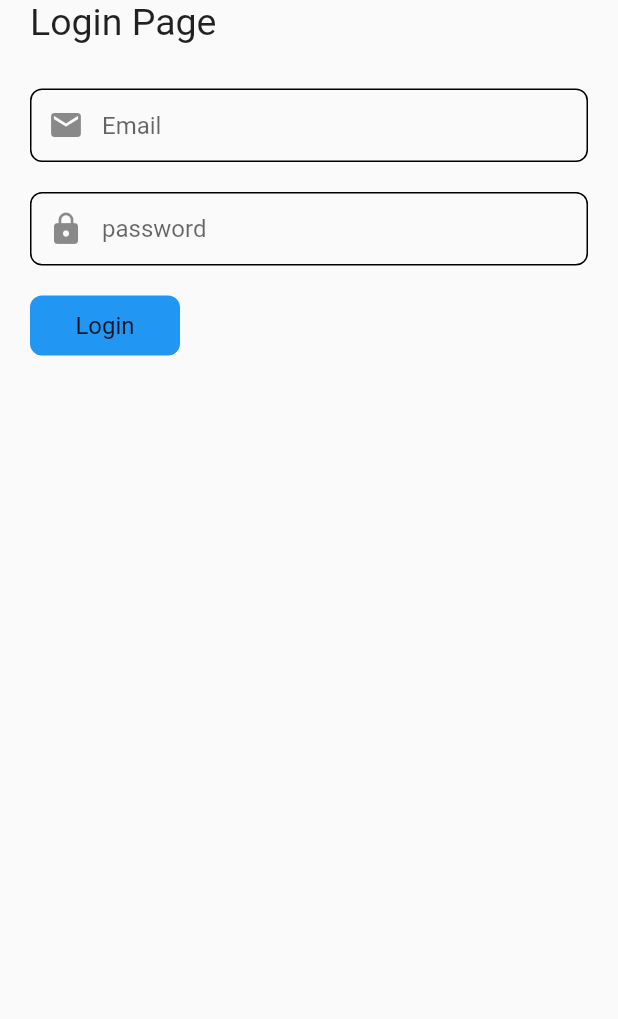
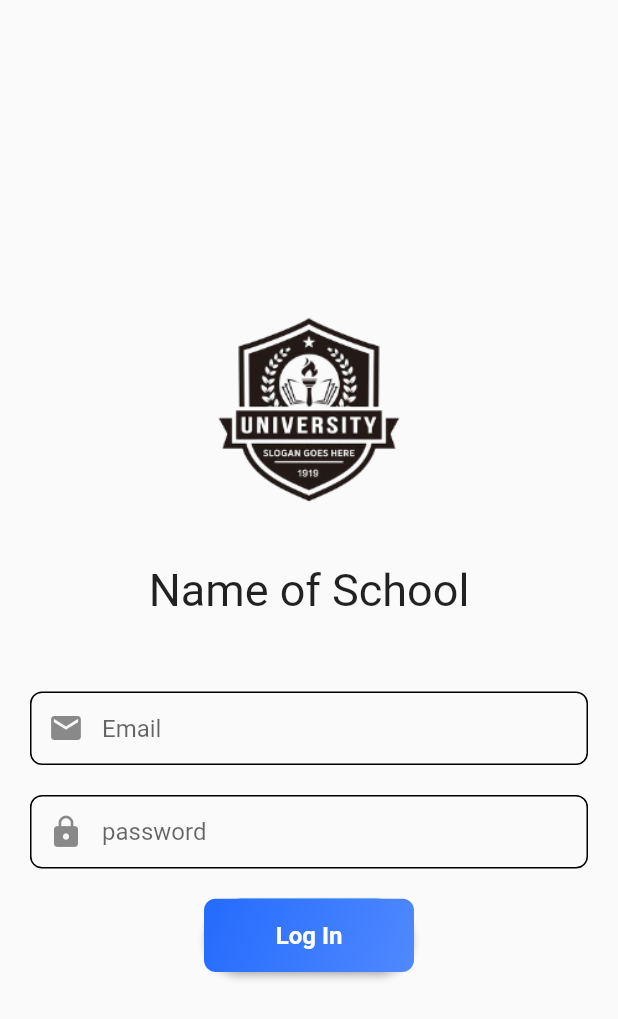
Before and after one commit to Yishak123-sol/school-app, a Flutter app: the LoginScreen screen opened by its route, on a phone screen of 412 x 824 dp. Shown: the top 1019 px of the screen. Run offline on Flutter 3.47's test engine with Material 2 defaults, Android fonts, the phone set to English and light mode, and no system bars; our stand-ins replace introduction_screen; Roboto replaces fonts that are missing (Poppins).

Commit message:
'loginpage'

```diff
--- a/lib/Pages/loginPage.dart
+++ /dev/null
@@ -1,67 +0,0 @@
-import '../util/widgets.dart';
-import 'package:flutter/material.dart';
-
-class LoginScreen extends StatefulWidget {
-  const LoginScreen({super.key});
-
-  @override
-  State<LoginScreen> createState() => _LoginScreenState();
-}
-
-class _LoginScreenState extends State<LoginScreen> {
-  @override
-  Widget build(BuildContext context) {
-    TextEditingController emailController = TextEditingController();
-    TextEditingController passwordController = TextEditingController();
-
-    return SafeArea(
-      child: Scaffold(
-        body: SingleChildScrollView(
-          child: Padding(
-            padding: const EdgeInsets.symmetric(horizontal: 20),
-            child: Column(
-              crossAxisAlignment: CrossAxisAlignment.start,
-              mainAxisAlignment: MainAxisAlignment.center,
-              children: [
-                const Text(
-                  'Login Page',
-                  style: TextStyle(fontSize: 25),
-                ),
-                const SizedBox(
-                  height: 30,
-                ),
-                InputTextField(
-                    hintText: 'Email',
-                    icon: const Icon(Icons.email),
-                    textController: emailController),
-                const SizedBox(
-                  height: 20,
-                ),
-                InputTextField(
-                    hintText: 'password',
-                    icon: const Icon(Icons.lock),
-                    textController: passwordController),
-                const SizedBox(
-                  height: 20,
-                ),
-                Container(
-                  decoration: const BoxDecoration(
-                      color: Colors.blue,
-                      borderRadius: BorderRadius.all(Radius.circular(8))),
-                  height: 40,
-                  width: 100,
-                  child: const Center(
-                    child: Text(
-                      'Login',
-                      style: TextStyle(fontSize: 16),
-                    ),
-                  ),
-                )
-              ],
-            ),
-          ),
-        ),
-      ),
-    );
-  }
-}
--- /dev/null
+++ b/lib/Pages/login_page.dart
@@ -0,0 +1,108 @@
+import '../util/widgets.dart';
+import 'package:flutter/material.dart';
+
+class LoginScreen extends StatefulWidget {
+  const LoginScreen({super.key});
+
+  @override
+  State<LoginScreen> createState() => _LoginScreenState();
+}
+
+class _LoginScreenState extends State<LoginScreen> {
+  @override
+  Widget build(BuildContext context) {
+    TextEditingController emailController = TextEditingController();
+    TextEditingController passwordController = TextEditingController();
+
+    return SafeArea(
+      child: Scaffold(
+        body: Center(
+          child: SingleChildScrollView(
+            child: Padding(
+              padding: const EdgeInsets.symmetric(horizontal: 20),
+              child: Column(
+                crossAxisAlignment: CrossAxisAlignment.center,
+                mainAxisAlignment: MainAxisAlignment.center,
+                children: [
+                  Align(
+                    alignment: Alignment.center,
+                    child: Image.asset(
+                      'assets/images/dum.png',
+                      height: 200,
+                    ),
+                  ),
+                  const Text(
+                    'Name of School',
+                    style: TextStyle(fontSize: 30),
+                  ),
+                  const SizedBox(
+                    height: 50,
+                  ),
+                  InputTextField(
+                      hintText: 'Email',
+                      icon: const Icon(Icons.email),
+                      textController: emailController),
+                  const SizedBox(
+                    height: 20,
+                  ),
+                  InputTextField(
+                      hintText: 'password',
+                      icon: const Icon(Icons.lock),
+                      textController: passwordController),
+                  const SizedBox(
+                    height: 20,
+                  ),
+                  ElevatedButton(
+                    style: ElevatedButton.styleFrom(
+                      padding: EdgeInsets.zero,
+                      shape: RoundedRectangleBorder(
+                        borderRadius: BorderRadius.circular(25.0),
+                      ),
+                    ),
+                    onPressed: () async {
+                      await Navigator.popAndPushNamed(
+                        context,
+                        'login',
+                      );
+                    },
+                    child: Ink(
+                      decoration: BoxDecoration(
+                        gradient: const LinearGradient(
+                          begin: Alignment.topLeft,
+                          end: Alignment.bottomRight,
+                          colors: [
+                            Color.fromARGB(255, 36, 107, 253),
+                            Color.fromARGB(255, 80, 137, 255)
+                          ],
+                        ),
+                        borderRadius: BorderRadius.circular(8),
+                      ),
+                      child: Container(
+                        padding: const EdgeInsets.symmetric(vertical: 15),
+                        decoration: BoxDecoration(
+                          borderRadius: BorderRadius.circular(8),
+                        ),
+                        constraints: const BoxConstraints(
+                          maxWidth: 140,
+                        ),
+                        child: const Center(
+                          child: Text(
+                            'Log In',
+                            style: TextStyle(
+                              fontWeight: FontWeight.w700,
+                              fontSize: 16,
+                            ),
+                          ),
+                        ),
+                      ),
+                    ),
+                  ),
+                ],
+              ),
+            ),
+          ),
+        ),
+      ),
+    );
+  }
+}
--- a/lib/main.dart
+++ b/lib/main.dart
@@ -1,6 +1,6 @@
 import 'package:flutter/material.dart';
-import 'package:school_app/Pages/gettingStartedPage.dart';
-import 'package:school_app/Pages/loginPage.dart';
+import 'package:school_app/Pages/gettingstarted_Page.dart';
+import 'package:school_app/Pages/login_page.dart';
 import 'package:flutter/services.dart';
 
 void main() {
--- a/lib/util/widgets.dart
+++ b/lib/util/widgets.dart
@@ -4,12 +4,12 @@ class InputTextField extends StatelessWidget {
   final String hintText;
   final Icon icon;
   final TextEditingController textController;
-  const InputTextField(
-      {super.key,
-      required this.hintText,
-      required this.icon,
-      required this.textController,
-      });
+  const InputTextField({
+    super.key,
+    required this.hintText,
+    required this.icon,
+    required this.textController,
+  });
 
   @override
   Widget build(BuildContext context) {
@@ -24,7 +24,6 @@ class InputTextField extends StatelessWidget {
         border: outlineInputBorder,
         enabledBorder: outlineInputBorder,
         focusedBorder: outlineInputBorder,
-
       ),
     );
   }
@@ -32,7 +31,7 @@ class InputTextField extends StatelessWidget {
 
 class WidgetSpace extends StatelessWidget {
   const WidgetSpace({Key? key, this.child, this.space = 0.0}) : super(key: key);
-  final child;
+  final dynamic child;
   final double space;
   @override
   Widget build(BuildContext context) => Column(
```
Also changed, not shown: lib/Pages/gettingstarted_Page.dart (renamed from lib/Pages/gettingStartedPage.dart), 1 other file.
